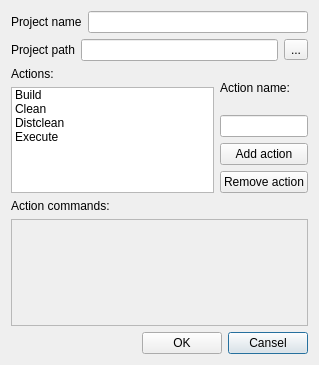
Before: the Qt Designer form v2/branches/noproject/plugins/project/NoProject/src/ui/UINoProjectProjectSettings.ui in testmana2/mks, drawn with Qt 5.
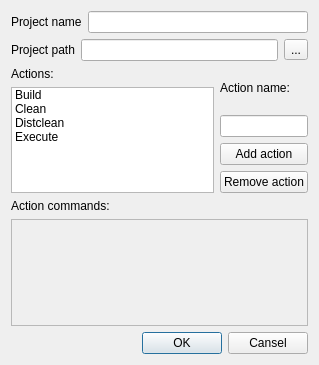
After: the same form once the commit is applied.

Diff of the .ui file:
```diff
--- a/v2/branches/noproject/plugins/project/NoProject/src/ui/UINoProjectProjectSettings.ui
+++ b/v2/branches/noproject/plugins/project/NoProject/src/ui/UINoProjectProjectSettings.ui
@@ -169,6 +169,9 @@
        <property name="text" >
         <string>OK</string>
        </property>
+       <property name="default" >
+        <bool>true</bool>
+       </property>
       </widget>
      </item>
      <item>
@@ -176,8 +179,11 @@
        <property name="text" >
         <string>Cansel</string>
        </property>
+       <property name="autoDefault" >
+        <bool>false</bool>
+       </property>
        <property name="default" >
-        <bool>true</bool>
+        <bool>false</bool>
        </property>
       </widget>
      </item>
```
